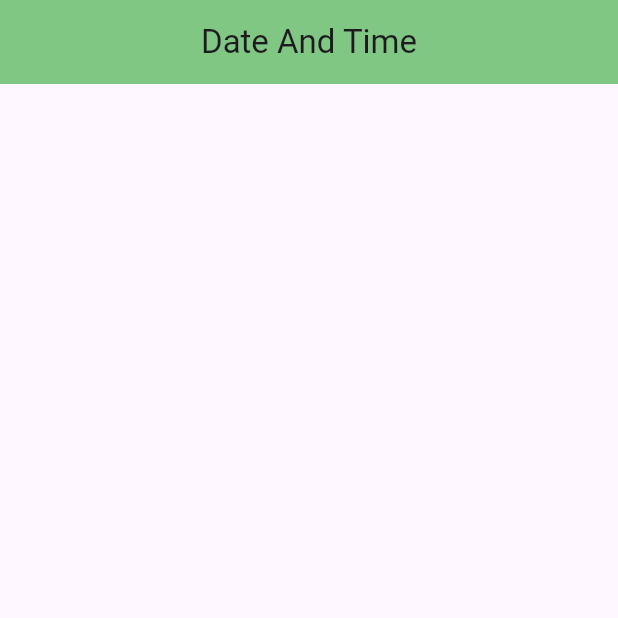
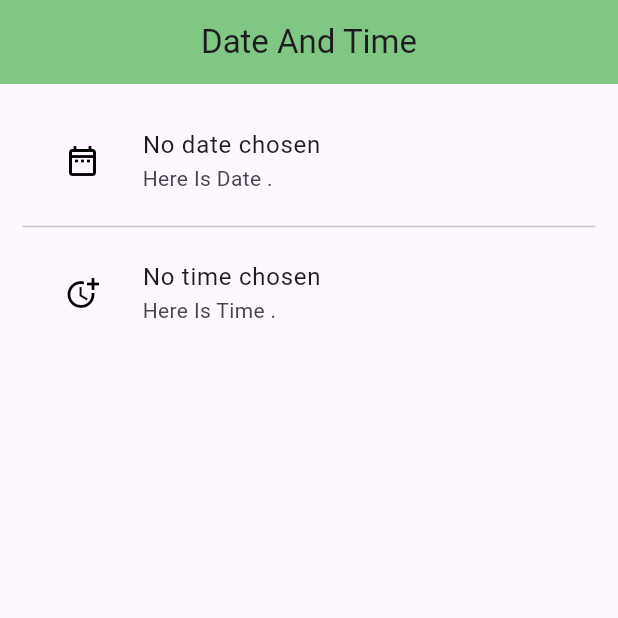
Before and after one commit to MuhammadAmirKhan-57/date_time_picker, a Flutter app: the screen it shows after launch, on a phone screen of 412 x 824 dp, the top half of it. Run offline on Flutter 3.47's test engine with Material 3 defaults, Android fonts, the phone set to English and light mode, and no system bars.

Commit message:
Time Picker

```diff
--- a/lib/date_time_screen.dart
+++ b/lib/date_time_screen.dart
@@ -1,16 +1,79 @@
 import 'package:flutter/material.dart';
+import 'package:intl/intl.dart';
 
-class DateTimeScreen extends StatelessWidget {
+class DateTimeScreen extends StatefulWidget {
   const DateTimeScreen({super.key});
 
   @override
+  State<DateTimeScreen> createState() => _DateTimeScreenState();
+}
+
+class _DateTimeScreenState extends State<DateTimeScreen> {
+  DateTime? _selectedDate;
+  TimeOfDay? _selectedTime;
+
+  Future<void> _pickDate() async {
+    final date = await showDatePicker(
+      context: context,
+      firstDate: DateTime(1990),
+      lastDate: DateTime.now(),
+    );
+    if (date != _selectedDate) {
+      setState(() {
+        _selectedDate = date;
+      });
+    }
+  }
+
+  Future<void> _pickTime() async{
+    final time = await showTimePicker(
+      context: context,
+      initialTime: _selectedTime ?? TimeOfDay.now(),
+      );
+      setState(() {
+        _selectedTime = time;
+      });
+  }
+
+  @override
   Widget build(BuildContext context) {
+    final dateText = _selectedDate == null
+        ? 'No date chosen'
+        : DateFormat.yMMMd().format(_selectedDate!);
+
+         final timeText = _selectedTime == null
+        ? 'No time chosen'
+        : _selectedTime!.format(context);
     return Scaffold(
       appBar: AppBar(
         centerTitle: true,
         title: Text('Date And Time'),
         backgroundColor: Colors.green.shade300,
       ),
+      body: Padding(
+        padding: EdgeInsets.all(15.0),
+        child: Column(
+          children: [
+            ListTile(
+              title: Text(dateText),
+              subtitle: Text('Here Is Date .'),
+              leading: IconButton(
+                onPressed: _pickDate,
+                icon: Icon(Icons.date_range_outlined, color: Colors.black),
+              ),
+            ),
+            Divider(thickness: 1),
+            ListTile(
+              title: Text(timeText),
+              subtitle: Text('Here Is Time .'),
+              leading: IconButton(
+                onPressed: _pickTime,
+                icon: Icon(Icons.more_time_sharp, color: Colors.black),
+              ),
+            ),
+          ],
+        ),
+      ),
     );
   }
 }
```
